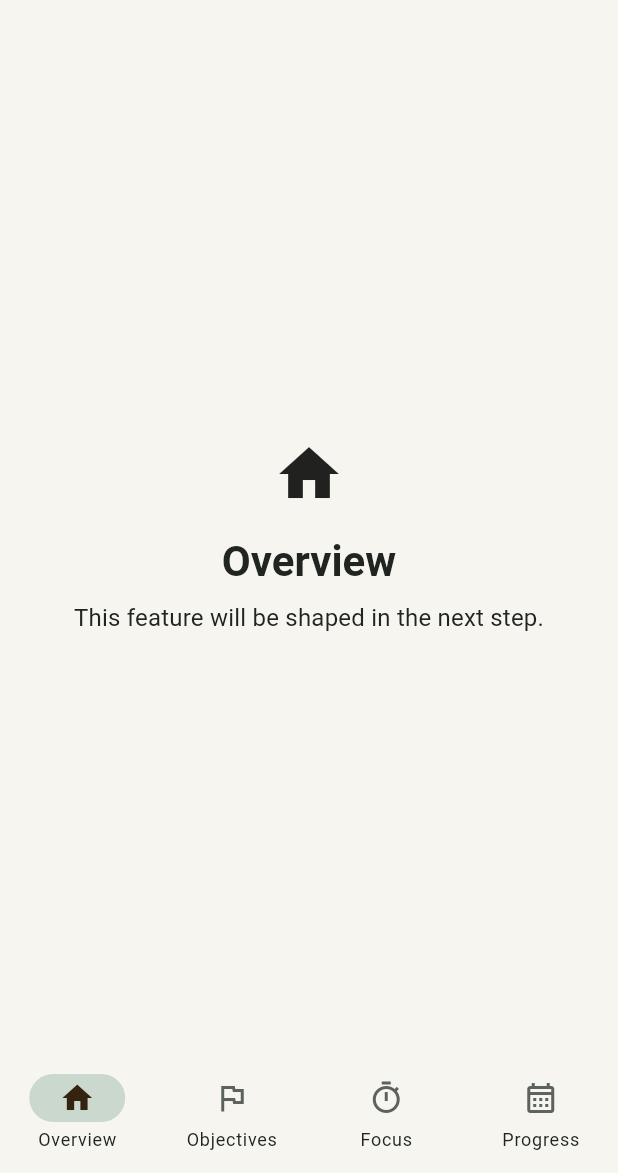
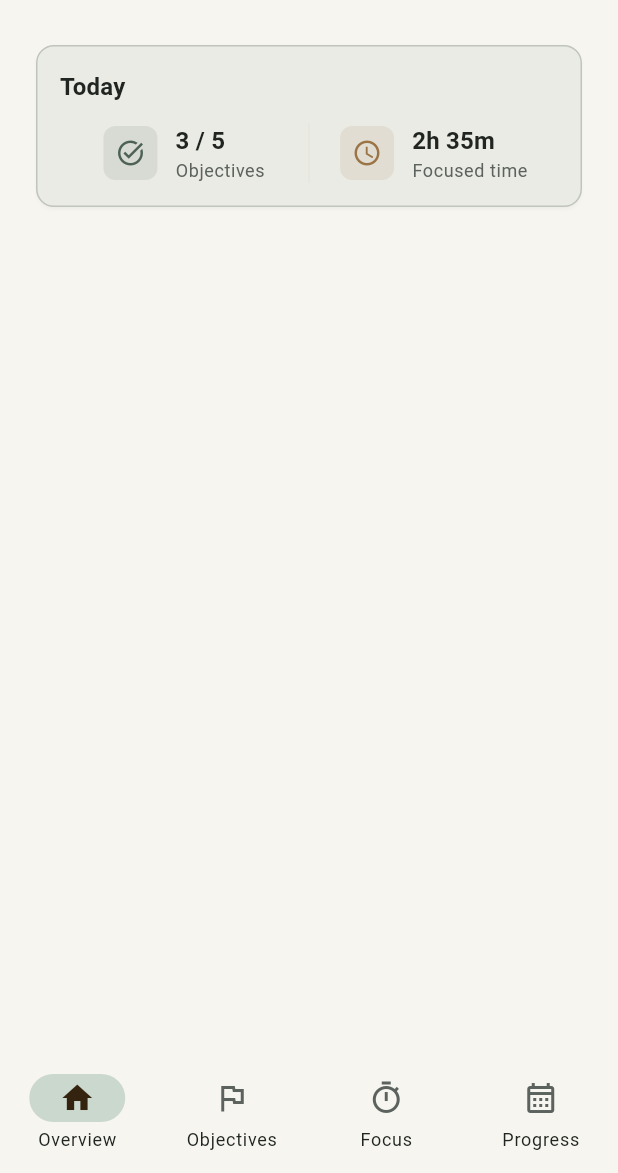
Before and after one commit to surinyach/ponos-app, a Flutter app: the screen it shows after launch, on a phone screen of 412 x 824 dp, the part 63-1236 px from its top. Run offline on Flutter 3.47's test engine with Material 3 defaults, Android fonts, the phone set to English and light mode, and no system bars.

Commit message:
feat: add today summary section

```diff
--- a/lib/features/home/presentation/home_page.dart
+++ b/lib/features/home/presentation/home_page.dart
@@ -1,6 +1,7 @@
 import 'package:flutter/material.dart';
 
 import '../../../app/theme/app_spacing.dart';
+import 'widgets/today_summary.dart';
 
 class HomePage extends StatefulWidget {
   const HomePage({super.key});
@@ -28,9 +29,9 @@ class _HomePageState extends State<HomePage> {
     return LayoutBuilder(
       builder: (context, constraints) {
         final useNavigationRail = constraints.maxWidth >= 700;
-        final content = _FeaturePlaceholder(
-          destination: _destinations[_selectedIndex],
-        );
+        final content = _selectedIndex == 0
+            ? const _OverviewContent()
+            : _FeaturePlaceholder(destination: _destinations[_selectedIndex]);
 
         return Scaffold(
           appBar: AppBar(title: const Text('Ponos')),
@@ -81,6 +82,28 @@ class _HomePageState extends State<HomePage> {
   }
 }
 
+class _OverviewContent extends StatelessWidget {
+  const _OverviewContent();
+
+  @override
+  Widget build(BuildContext context) {
+    return Align(
+      alignment: Alignment.topCenter,
+      child: SingleChildScrollView(
+        padding: AppSpacing.pagePadding,
+        child: ConstrainedBox(
+          constraints: BoxConstraints(maxWidth: 720),
+          child: const TodaySummary(
+            completedObjectives: 3,
+            totalObjectives: 5,
+            focusedDuration: Duration(hours: 2, minutes: 35),
+          ),
+        ),
+      ),
+    );
+  }
+}
+
 class _FeaturePlaceholder extends StatelessWidget {
   const _FeaturePlaceholder({required this.destination});
 
--- /dev/null
+++ b/lib/features/home/presentation/widgets/today_summary.dart
@@ -0,0 +1,136 @@
+import 'package:flutter/material.dart';
+
+import '../../../../app/theme/app_radius.dart';
+import '../../../../app/theme/app_spacing.dart';
+
+class TodaySummary extends StatelessWidget {
+  const TodaySummary({
+    required this.completedObjectives,
+    required this.totalObjectives,
+    required this.focusedDuration,
+    super.key,
+  });
+
+  final int completedObjectives;
+  final int totalObjectives;
+  final Duration focusedDuration;
+
+  @override
+  Widget build(BuildContext context) {
+    final colors = Theme.of(context).colorScheme;
+    final textTheme = Theme.of(context).textTheme;
+    final backgroundColor = Color.alphaBlend(
+      colors.primary.withValues(alpha: 0.07),
+      colors.surfaceContainerLow,
+    );
+
+    return Card(
+      color: backgroundColor,
+      elevation: 1,
+      shadowColor: colors.shadow.withValues(alpha: 0.14),
+      shape: RoundedRectangleBorder(
+        borderRadius: AppRadius.card,
+        side: BorderSide(color: colors.primary.withValues(alpha: 0.28)),
+      ),
+      child: Padding(
+        padding: const EdgeInsets.all(AppSpacing.md),
+        child: Column(
+          crossAxisAlignment: CrossAxisAlignment.start,
+          children: [
+            Text('Today', style: textTheme.titleMedium),
+            const SizedBox(height: AppSpacing.sm),
+            Row(
+              children: [
+                Expanded(
+                  child: _SummaryMetric(
+                    icon: Icons.task_alt,
+                    value: '$completedObjectives / $totalObjectives',
+                    label: 'Objectives',
+                    iconColor: colors.primary,
+                  ),
+                ),
+                Container(width: 1, height: 40, color: colors.outlineVariant),
+                Expanded(
+                  child: _SummaryMetric(
+                    icon: Icons.schedule,
+                    value: _formatDuration(focusedDuration),
+                    label: 'Focused time',
+                    iconColor: colors.secondary,
+                  ),
+                ),
+              ],
+            ),
+          ],
+        ),
+      ),
+    );
+  }
+
+  String _formatDuration(Duration duration) {
+    final hours = duration.inHours;
+    final minutes = duration.inMinutes.remainder(60);
+
+    if (hours == 0) return '${minutes}m';
+    if (minutes == 0) return '${hours}h';
+    return '${hours}h ${minutes}m';
+  }
+}
+
+class _SummaryMetric extends StatelessWidget {
+  const _SummaryMetric({
+    required this.icon,
+    required this.value,
+    required this.label,
+    required this.iconColor,
+  });
+
+  final IconData icon;
+  final String value;
+  final String label;
+  final Color iconColor;
+
+  @override
+  Widget build(BuildContext context) {
+    final textTheme = Theme.of(context).textTheme;
+
+    return Semantics(
+      label: '$label: $value',
+      excludeSemantics: true,
+      child: Row(
+        mainAxisAlignment: MainAxisAlignment.center,
+        children: [
+          Container(
+            padding: const EdgeInsets.all(AppSpacing.xs),
+            decoration: BoxDecoration(
+              color: iconColor.withValues(alpha: 0.12),
+              borderRadius: AppRadius.control,
+            ),
+            child: Icon(icon, size: 20, color: iconColor),
+          ),
+          const SizedBox(width: AppSpacing.sm),
+          Flexible(
+            child: Column(
+              crossAxisAlignment: CrossAxisAlignment.start,
+              children: [
+                Text(
+                  value,
+                  maxLines: 1,
+                  overflow: TextOverflow.ellipsis,
+                  style: textTheme.titleMedium,
+                ),
+                Text(
+                  label,
+                  maxLines: 1,
+                  overflow: TextOverflow.ellipsis,
+                  style: textTheme.bodySmall?.copyWith(
+                    color: Theme.of(context).colorScheme.onSurfaceVariant,
+                  ),
+                ),
+              ],
+            ),
+          ),
+        ],
+      ),
+    );
+  }
+}
```
Also changed, not shown: 1 other file.
